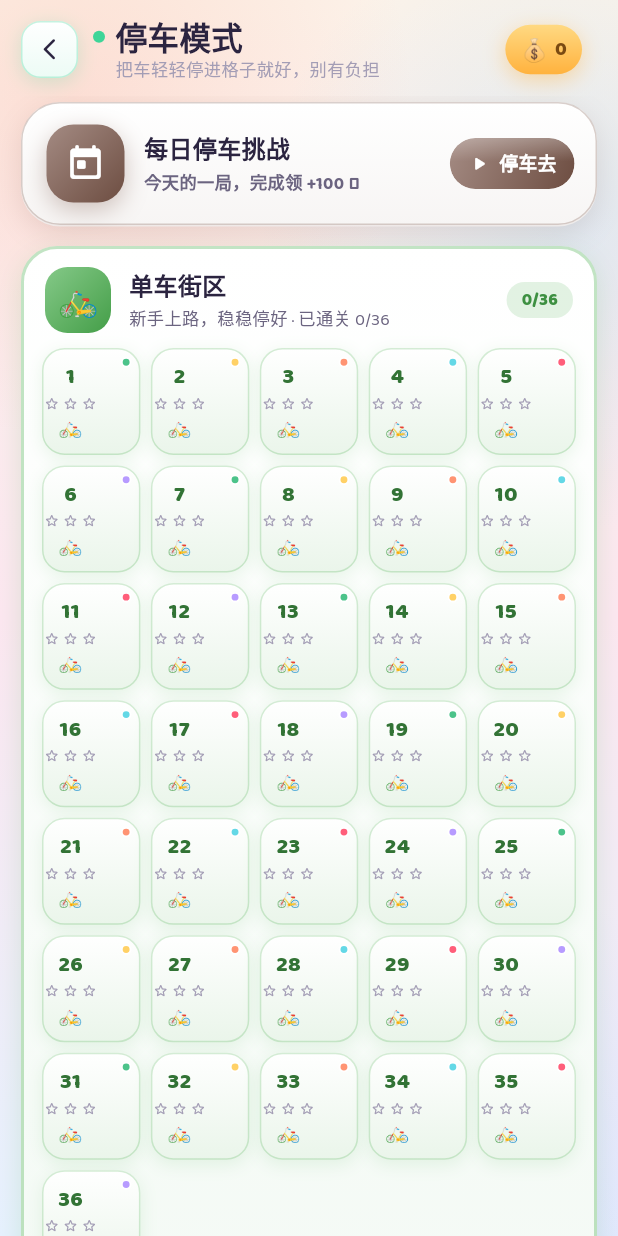
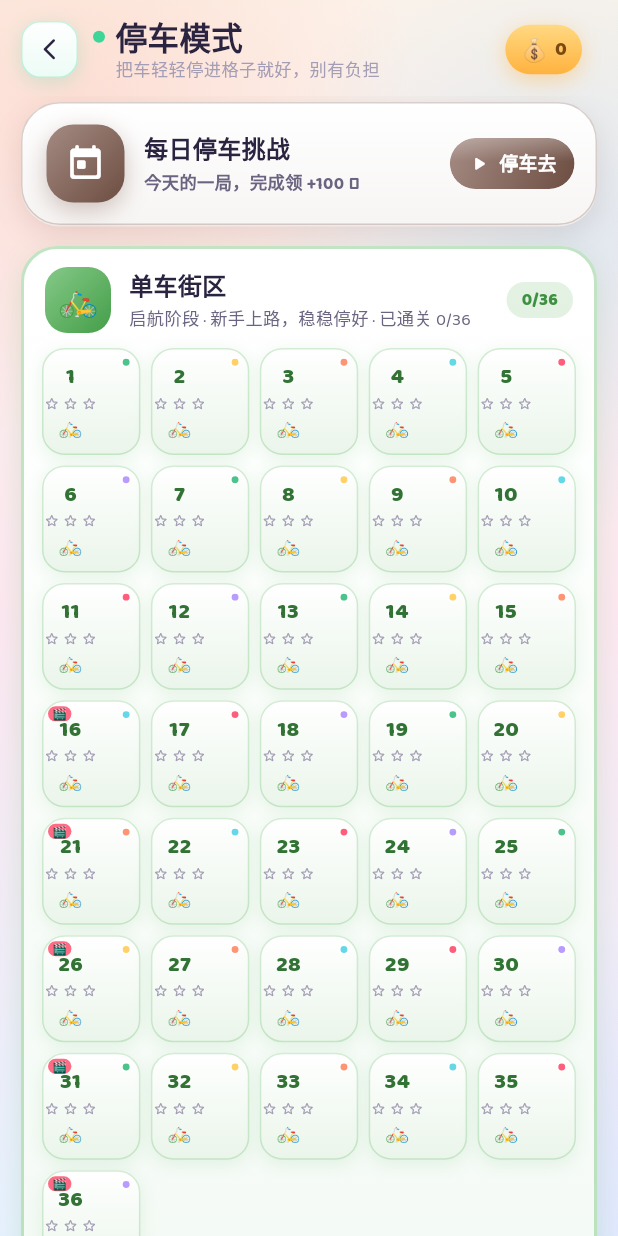
Before and after one commit to lbn11/CarLong, a Flutter app: the screen it shows after launch, after a tap on "停车模式", on a phone screen of 412 x 824 dp. Run offline on Flutter 3.47's test engine with Material 3 defaults, Android fonts, the light colour scheme and no system bars; our stand-ins replace shared_preferences; missing offline and left inert: flame, flame_audio; statements that could not run were skipped.

Commit message:
feat: 总关卡难度梯度——三层结构（心流/章/大阶段）+ 20-25% 广告挑战关
回应设计缺口：心流小循环解决局部张弛、章解决新内容登场，
但缺宏观梯度——章间重置让全程看起来只是同一条波浪重复，
玩家感知不到「我比 100 关前强多少」。

新增 level_progression.dart（三层结构 + 广告挑战关）
- 大阶段：每 3 章一个，整体上台阶；阶段末章 = 魔王章（+1 档），
  让阶段结尾有明确的「变强了」感知。末段不满整阶段时最后一章收官，
  但若它本身是阶段首章则让给前一章——避免连打两章高压
- 广告挑战关：占比落在用户拍板的 1/4~1/5
  - 停车：章内每 5 关 1 个（20%，173/800）
  - 合成：章内每 4 关 1 个（25%，约 157/700）
  - 判定用章内偏移取模且间隔与心跳周期互质，广告关在所有相位上
    轮转。早期版用 id%5==0，因 firstId 71≡1(mod 5) 导致全部广告关
    恰好落在 phase 4 硬仗相位、还连撞限时/限步机制，已修正
  - 两个模式广告密度也故意不同（20% vs 25%）：同步的推销节奏
    会让交替游玩时「被推销感」叠加
- 新手保护期：停车前 15 关、合成前 74 关不放

广告关是「难一档的挑战关」而不是墙（产品红线）
- 停车：target+1（封顶 7）+ 挡路车 +1；合成：牌堆 ×0.93
- 硬实力玩家不看出能过；看广告只提供降难支援（续命/撤销/提示），
  不是通行证。预算占用率上限 0.57-0.60，远低于卡死线
- 魔王章与广告关加成不叠加（取较强）：阶段末连吃两个 +1 会劝退

UI 可见性（节奏被说破才起作用）
- 两个选关页：广告关 🎬 徽标/挑战 chip + 魔王章 👹 徽标/阶段名
- 停车 HUD：🎬 挑战关 chip
- 失败弹窗：广告关换文案（挑战支援/挑战关·差一点），
  把「看广告是官方后路」说破，降低连败弃游

实测形态（800 关停车，513 关抽样）
- 平均步数：普通 3.86 → 广告关 4.31 / 魔王章 4.40
- 6x6 深水区：普通 4.40 → 广告 4.85 / 魔王 4.95
- 生成耗时：普通 19ms → 广告 36ms / 魔王 37ms，最坏 1.1s
  （选关页已有瓦片加载态兜底）

测试
- 新增 level_progression_test：16 条不变量（占比/相位全覆盖/
  同章不连续/魔王章位置/不叠加/可解性/占用率上限/均值更紧）
- 回归：analyze 0 issue，151 测试全过

```diff
--- a/lib/screens/parking_level_select.dart
+++ b/lib/screens/parking_level_select.dart
@@ -5,6 +5,7 @@ import '../game/audio_feedback.dart';
 import '../game/parking_daily_challenge.dart';
 import '../models/parking_level.dart';
 import '../save/save_repository.dart';
+import '../services/level_progression.dart';
 import '../services/level_rhythm.dart';
 import '../services/parking_chapters.dart';
 import '../services/parking_generator.dart';
@@ -173,20 +174,50 @@ class _ParkingLevelSelectScreenState extends State<ParkingLevelSelectScreen> {
                   child: Column(
                     crossAxisAlignment: CrossAxisAlignment.start,
                     children: [
-                      Text(
+                      // 魔王章徽标：大阶段（3 章）的末章，整章 +1 档。
+                      // 阶段结构只有被看见才存在——玩家看到「魔王章」
+                      // 才会意识到「我在打一个阶段的收官战」。
+                      Row(
+                        children: [
+                          Flexible(
+                            child: Text(
                               chapter.title,
                               maxLines: 1,
                               overflow: TextOverflow.ellipsis,
                               style: TextStyle(
-                          color: accessible ? AppColors.ink1 : AppColors.ink2,
+                                color:
+                                    accessible ? AppColors.ink1 : AppColors.ink2,
                                 fontWeight: FontWeight.w900,
                                 fontSize: 16,
                               ),
                             ),
+                          ),
+                          if (LevelProgression.isParkingDemon(chapter.startId)) ...[
+                            const SizedBox(width: 5),
+                            Container(
+                              padding: const EdgeInsets.symmetric(
+                                  horizontal: 5, vertical: 1.5),
+                              decoration: BoxDecoration(
+                                color: AppColors.coralDeep
+                                    .withValues(alpha: accessible ? 0.16 : 0.08),
+                                borderRadius: BorderRadius.circular(7),
+                              ),
+                              child: const Text(
+                                '👹 魔王章',
+                                style: TextStyle(
+                                  color: AppColors.coralDeep,
+                                  fontSize: 8.5,
+                                  fontWeight: FontWeight.w800,
+                                ),
+                              ),
+                            ),
+                          ],
+                        ],
+                      ),
                       const SizedBox(height: 2),
                       Text(
                         accessible
-                            ? '${chapter.subtitle} · 已通关 $cleared/${levels.length}'
+                            ? '${LevelProgression.stageName(LevelProgression.stageOf(LevelProgression.parkingChapterIndex(chapter.startId)))}阶段 · ${chapter.subtitle} · 已通关 $cleared/${levels.length}'
                             : ParkingChapters.lockReason(chapter),
                         maxLines: 1,
                         overflow: TextOverflow.ellipsis,
@@ -345,6 +376,24 @@ class _ParkingLevelSelectScreenState extends State<ParkingLevelSelectScreen> {
                 ),
               ),
             ),
+            // 广告挑战关角标：🎬 徽标。这一关比同位置难一档（步数 +1 /
+            // 挡路车 +1），但失败了可以看广告续命/撤销/提示——是难关，不是墙。
+            if (LevelProgression.isParkingAdGate(levelId))
+              Positioned(
+                top: 3,
+                left: 3,
+                child: Container(
+                  padding: const EdgeInsets.symmetric(horizontal: 3, vertical: 1),
+                  decoration: BoxDecoration(
+                    color: AppColors.coralDeep.withValues(alpha: 0.92),
+                    borderRadius: BorderRadius.circular(6),
+                  ),
+                  child: const Text(
+                    '🎬',
+                    style: TextStyle(fontSize: 7.5, height: 1.1),
+                  ),
+                ),
+              ),
             // 生成中的加载态：盖住卡片内容 + 中央转圈，避免同步生成
             // （尖峰关最坏 ~0.7s）期间玩家以为点愣住了。
             if (_loadingId == levelId)
--- a/lib/services/level_data_generator.dart
+++ b/lib/services/level_data_generator.dart
@@ -2,6 +2,7 @@ import 'dart:math' as math;
 
 import '../models/level.dart';
 import '../models/vehicle.dart';
+import 'level_progression.dart';
 
 /// 主线关卡数值生成器（L71-700，630 关）。
 ///
@@ -11,7 +12,7 @@ import '../models/vehicle.dart';
 /// 实测结果是**难度递减**：预算占用率从 0.39 一路滑到 0.11，
 /// 后期 145 张牌只需用 30 张，玩家点完 1/5 牌堆就赢了 —— 掉进无聊区。
 ///
-/// 新版改为五条硬规则：
+/// 新版改为六条硬规则：
 ///
 /// 1. **牌堆由目标反推**：先用 [expectedDraws] 解析算出「达成目标的期望出牌数」，
 ///    再乘一个随章节收紧的 budgetFactor（3.4 → 2.0）。这样预算占用率被钉在
@@ -28,6 +29,10 @@ import '../models/vehicle.dart';
 ///    关卡数不能相同，否则交替游玩时紧张点叠加，节奏感互相抵消。
 /// 5. **新车型在组首登场**：一个心跳组（5 关）内目标车型恒定，且组的第 1 关
 ///    就是相位 0（轻松）—— 新车先给个轻松的亮相，再在同一组里逐步加压。
+/// 6. **三层难度结构 + 广告挑战关**（详见 [LevelProgression]）：心流循环之上
+///    还有章（36-45 关）与大阶段（3 章，阶段末章 = 魔王章），让玩家有宏观梯度感；
+///    每 5 关 1 个广告挑战关（牌堆 ×0.92）—— 难一档但远非无解，
+///    看广告只提供降难支援，不是通行证。
 ///
 /// 全部纯函数、确定性：同一 id 永远生成同一关。
 class LevelDataGenerator {
@@ -125,12 +130,32 @@ class LevelDataGenerator {
   /// 硬仗之后必有回落，玩家不会连吃两关高压。
   static const List<double> _phaseBudget = [0.50, 0.18, 0.0, 0.25, -0.18];
 
+  /// 广告挑战关的牌堆收紧系数（×0.93 ≈ 预算占用率上限 0.57）。
+  ///
+  /// 刻意温和：广告关是「难一档的挑战关」而不是墙。收紧后 p50 玩家
+  /// 刚好压线（多数局需要一次续命/高效操作），但远不到无解 ——
+  /// 硬实力玩家不看出能过，这是产品红线。
+  static const double _adGateTighten = 0.93;
+
+  /// 魔王章（大阶段末章）的牌堆收紧系数。比广告关温和：
+  /// 魔王章的难度由整章累积体现，单关不再加码。
+  static const double _demonTighten = 0.95;
+
   /// 牌堆倍数：3.4 → 2.0，再叠相位调制。倒数即预算占用率 0.29 → 0.50（心流通道）。
   ///
   /// 前期给足余量建立信心，后期收紧到「需要有效率但不至于卡死」。
-  static double _budgetFactor(int c, double p, int phase) {
+  ///
+  /// 宏观层（魔王章 / 广告挑战关）在此收紧扣，两者**不叠加**（取较强）：
+  /// 阶段末连吃两个收紧会把玩家劝退，违背心流原则。
+  static double _budgetFactor(int id, int c, double p, int phase) {
     final t = (c + p) / chapterCount; // 0..1
-    return 3.4 - 1.4 * t + _phaseBudget[phase];
+    var f = 3.4 - 1.4 * t + _phaseBudget[phase];
+    if (LevelProgression.isMergeAdGate(id)) {
+      f *= _adGateTighten;
+    } else if (LevelProgression.isMergeDemon(id)) {
+      f *= _demonTighten;
+    }
+    return f;
   }
 
   /// 高等级卡偏置：档位越深、目标数越多，偏置越大（保证深目标可达成）。
@@ -257,7 +282,7 @@ class LevelDataGenerator {
         highTierBias: bias,
       );
       final expected = expectedDraws(draft);
-      stock = math.max(14, (expected * _budgetFactor(c, p, phase)).round());
+      stock = math.max(14, (expected * _budgetFactor(id, c, p, phase)).round());
 
       // 限步：Ch6 起，每 4 个心跳组（20 关）在硬仗相位出现一次。
       // 判负线必须宽松（期望的 2.4 倍），它是「别乱点」的引导，不是闸门。
@@ -271,6 +296,16 @@ class LevelDataGenerator {
     if (hard && group % 2 == 1) {
       final expected = clearBoard ? stock * 0.75 : stock * 0.42;
       timeLimit = (expected * 4.2).round().clamp(70, 320);
+    }
+
+    // 广告挑战关 / 魔王章：清盘关的牌堆同样收紧（produce 关已在
+    // [_budgetFactor] 内收过，这里只补 clearBoard 公式分支）。
+    // 插在限时之后 —— 限时/限步是「别乱点」的引导线，不随挑战关缩放。
+    if (clearBoard) {
+      final tighten = LevelProgression.isMergeAdGate(id)
+          ? _adGateTighten
+          : (LevelProgression.isMergeDemon(id) ? _demonTighten : 1.0);
+      if (tighten < 1.0) stock = (stock * tighten).round();
     }
 
     return LevelDefinition(
--- /dev/null
+++ b/lib/services/level_progression.dart
@@ -0,0 +1,126 @@
+import '../models/level.dart';
+import 'parking_chapters.dart';
+
+/// 总关卡进度：三层难度结构 + 贯穿全表的「广告挑战关」。
+///
+/// # 为什么需要这一层
+///
+/// 心流循环（合成 5 关 / 停车 6 关一轮）只解决**局部张弛**，
+/// 章（36-45 关）只解决**新内容登场**。缺的是**宏观梯度**：
+/// 章与章之间难度是重置的，玩家从头看只是一条条相同的波浪，
+/// 感觉不到「我现在比 100 关前强多少」。
+///
+/// 三层嵌套之后：
+/// - **心流循环**（5/6 关）：张弛交替，抗疲劳
+/// - **章**（36-45 关）：新车型 / 新机制章节，章内基线爬升
+/// - **大阶段**（3 章）：整体上台阶，阶段末章 = 魔王章（+1 档），
+///   让玩家在阶段结尾明确感到「这一阶段比开头强」
+///
+/// # 广告挑战关（占比 20-25%）
+///
+/// 判定用**章内偏移取模**，间隔与心跳周期**互质**，这是关键：
+/// - 合成：章内每 4 关 1 个（25%）。4 与心跳周期 5 互质 →
+///   广告关在 5 个相位上轮转（4→3→2→1→0→4…），不会扎堆。
+///   （早期版本用 `id % 5 == 0`，而 firstId 71 ≡ 1 (mod 5)，
+///   导致**所有**广告关恰好落在 phase 4 硬仗相位，还连撞限时/限步机制。）
+/// - 停车：章内每 5 关 1 个（20%）。5 与心跳周期 6 互质 →
+///   6 个相位全覆盖。
+///
+/// 两个模式的广告关密度也**故意不同**（20% vs 25%）：与心跳周期错开
+/// 同一道理——同步的广告节奏会让交替游玩时「被推销感」叠加。
+///
+/// 新手期豁免：停车前 15 关、合成前 74 关（手写段 + 生成段头几关）。
+///
+/// 广告关 = 同位置正常关 **+1 档**的挑战关：
+/// - 停车：目标最短步数 +1（封顶 7）+ 挡路车 +1
+/// - 合成：牌堆整体 ×0.93（预算占用率上限约 0.57，仍远低于卡死线）
+///
+/// **广告关不是墙，这是产品红线**：加成后依然远低于「无解」线，
+/// 硬实力玩家不看出能过；看广告提供的是**降难支援**
+/// （续命 / 撤销 / 提示），不是通行证。做成「不看过不去」会伤留存、
+/// 招差评，且与休闲定位冲突。魔王章与广告关加成**不叠加**（取较强），
+/// 避免阶段末连吃两个 +1 档直接把玩家劝退。
+class LevelProgression {
+  LevelProgression._();
+
+  /// 停车广告关间隔（章内每 5 关 1 个 = 20%）。
+  ///
+  /// 与心跳周期 6 互质，保证 6 个相位全覆盖。
+  static const int parkingAdEvery = 5;
+
+  /// 合成广告关间隔（章内每 4 关 1 个 = 25%）。
+  ///
+  /// 与心跳周期 5 互质，保证 5 个相位全覆盖。
+  static const int mergeAdEvery = 4;
+
+  /// 新手保护期：停车前 15 关不放广告关（玩家还没学会玩法）。
+  static const int parkingGrace = 15;
+
+  /// 合成保护期：L71 起才由生成器接管，手写段（L1-70）不放；
+  /// 生成段头 4 关也当新手期（第一关就是挑战关太早）。
+  static const int mergeGrace = 74;
+
+  /// 一个大阶段包含的章数。
+  static const int stageChapters = 3;
+
+  /// 阶段名（按阶段序号，越界回退最后一个）。
+  static const List<String> stageNames = [
+    '启航',
+    '蓄力',
+    '进击',
+    '精通',
+    '大师',
+    '传奇',
+    '巅峰',
+  ];
+
+  /// 停车广告挑战关判定（章内偏移 % 5，前 15 关豁免）。
+  static bool isParkingAdGate(int id) {
+    if (id <= parkingGrace) return false;
+    final c = ParkingChapters.chapterForId(id);
+    return (id - c.startId) % parkingAdEvery == 0;
+  }
+
+  /// 合成广告挑战关判定（章内偏移 % 4，前 74 关豁免）。
+  static bool isMergeAdGate(int id) {
+    if (id <= mergeGrace) return false;
+    final c = chapterForId(id);
+    return (id - c.startId) % mergeAdEvery == 0;
+  }
+
+  /// 停车章序号（0-based）。
+  static int parkingChapterIndex(int id) {
+    final i = ParkingChapters.all.indexOf(ParkingChapters.chapterForId(id));
+    return i < 0 ? 0 : i;
+  }
+
+  /// 合成章序号（0-based）。
+  static int mergeChapterIndex(int id) {
+    final i = levelChapters.indexOf(chapterForId(id));
+    return i < 0 ? 0 : i;
+  }
+
+  /// 章序号 → 阶段序号（0-based）。
+  static int stageOf(int chapterIdx) =>
+      (chapterIdx < 0 ? 0 : chapterIdx) ~/ stageChapters;
+
+  /// 是否魔王章（阶段末章）。末段不满整阶段时，最后一章同样收官，
+  /// 但**避免连续两个魔王章**：最后一章若本身就是新阶段首章
+  /// （idx % 3 == 0），则把收官让给前一章，否则玩家连打两章高压。
+  static bool isDemonChapter(int chapterIdx, int totalChapters) =>
+      chapterIdx >= 0 &&
+      ((chapterIdx + 1) % stageChapters == 0 ||
+          (chapterIdx == totalChapters - 1 && chapterIdx % stageChapters != 0));
+
+  /// 停车魔王章判定。
+  static bool isParkingDemon(int id) =>
+      isDemonChapter(parkingChapterIndex(id), ParkingChapters.all.length);
+
+  /// 合成魔王章判定。
+  static bool isMergeDemon(int id) =>
+      isDemonChapter(mergeChapterIndex(id), levelChapters.length);
+
+  /// 阶段名。
+  static String stageName(int stageIdx) =>
+      stageNames[stageIdx.clamp(0, stageNames.length - 1)];
+}
--- a/lib/services/parking_generator.dart
+++ b/lib/services/parking_generator.dart
@@ -3,10 +3,11 @@ import 'dart:math';
 import '../logic/parking_solver.dart';
 import '../models/vehicle.dart';
 import '../models/parking_level.dart';
+import 'level_progression.dart';
 import 'parking_chapters.dart';
 import 'parking_reverse_builder.dart';
 
-/// 停车关卡生成器（反向生成 + 6 关难度心跳）
+/// 停车关卡生成器（反向生成 + 6 关难度心跳 + 3 层难度结构）
 ///
 /// # 生成方法：反向生成（不再是「随机撒车 + 事后筛选」）
 ///
@@ -18,16 +19,18 @@ import 'parking_reverse_builder.dart';
 /// 沿 BFS 距离严格 +1 的边倒走 K 步 —— 因为滑动可逆（图无向），
 /// 得到的局面最短解**精确等于 K**，难度可点名指定，且 100% 可解。
 ///
-/// # 难度心跳：每 6 关一个轮回（双波峰）
+/// # 三层难度结构（详见 [LevelProgression]）
 ///
-/// 轻松 → 顺手 → 动脑 → 缓冲 → 硬仗 → 尖峰，不停轮回。
-/// 心流的本质不是「越来越难」，而是**张弛交替**：连续爬坡会疲劳，
-/// 一直平又会无聊。两个波峰之间夹一个「缓冲」波谷，玩家不会连吃两关高压。
+/// 1. **心流循环**（6 关一轮）：轻松 → 顺手 → 动脑 → 缓冲 → 硬仗 → 尖峰。
+///    相位以「章内偏移」取模，每章第 1 关恒为相位 0（新车型登场）。
+/// 2. **章**（36-45 关）：车型章节，基线随 id 从 2 爬到 6 步。
+/// 3. **大阶段**（3 章）：整体上台阶，阶段末章 = 魔王章（target +1）。
 ///
-/// 相位以「章内偏移」取模（不是全局 id），因此每章第 1 关恒为相位 0 ——
-/// 新车型永远在轻松关登场（先亮相、再加压），且章节边界不打断心跳。
+/// 外加**广告挑战关**（每 5 关 1 个，占比 20%）：target +1 + 挡路车 +1。
+/// 它是「比同位置难一档的挑战关」而不是墙 —— 硬实力玩家不看出能过，
+/// 看广告只提供降难支援（续命/撤销/提示）。
 ///
-/// **周期与合成模式故意不同**（合成 5 关一轮）：两个模式的局部难度曲线
+/// **心跳周期与合成模式故意不同**（合成 5 关一轮）：两个模式的局部难度曲线
 /// 关卡数不能相同，否则交替游玩时紧张点/松弛点互相叠加，节奏感抵消。
 class ParkingLevelGenerator {
   /// 真实求解器校验的状态预算（反向生成已保证有解，这里只是复核最短步数）。
@@ -123,11 +126,19 @@ class ParkingLevelGenerator {
   }
 
   /// 目标最短步数 = 基线 × 相位倍率（这是"挑战曲线"= 技能曲线 × 心跳）。
+  ///
+  /// 宏观层（魔王章 / 广告挑战关）在此叠加 +1 档，两者**不叠加**
+  /// （取较强）：阶段末连吃两个 +1 会把玩家劝退，违背心流原则。
   static int targetMinMoves(int id, int phase) {
     if (id <= 10) return 2; // 新手期恒定：点两下就停好
-    return (_baseCurve(id) * _phaseMultiplier[phase])
+    var t = (_baseCurve(id) * _phaseMultiplier[phase])
         .round()
         .clamp(2, _maxMinMoves);
+    if (LevelProgression.isParkingAdGate(id) ||
+        LevelProgression.isParkingDemon(id)) {
+      t = (t + 1).clamp(2, _maxMinMoves);
+    }
+    return t;
   }
 
   // ─────────────────────────────────────────────────────────────
@@ -206,9 +217,12 @@ class ParkingLevelGenerator {
     // 所以密度不再是敌人，而是**连锁的燃料**：车越多，越容易形成
     // 「挪开 A 才动得了 B、挪开 B 才动得了目标车」的多层阻挡。
     final baseFill = size == 4 ? 4 : (size == 5 ? 6 : 9);
+    // 广告挑战关再多一辆挡路车：连锁燃料 +1，与 target+1 同向叠加成
+    // 「难一档的挑战关」。封顶 10（6x6 尖峰+广告关同位置）。
+    final adCrowd = LevelProgression.isParkingAdGate(id) ? 1 : 0;
     // 封顶 10：6x6 尖峰关靠第 10 辆车把连锁撑到 6-7 步
     // （实测 9 辆车时尖峰命中率仅 ~70%，波峰会被压平）。
-    final fillCount = (baseFill + _phaseCrowd[phase]).clamp(2, 10);
+    final fillCount = (baseFill + _phaseCrowd[phase] + adCrowd).clamp(2, 10);
 
     // 障碍：反向生成靠滑动图连通性，障碍过多会压低步数上限，故封顶 4。
     final obstacleCount = ((id ~/ 14) + 1 + _phaseCrowd[phase]).clamp(0, 4);
```
Also changed, not shown: lib/screens/game_screen.dart (+6 -1 lines), lib/screens/level_select_screen.dart (+54 -1 lines), lib/screens/parking_screen.dart (+13 -1 lines), 1 other file. Lines whose indentation alone changed are shown as unchanged.
